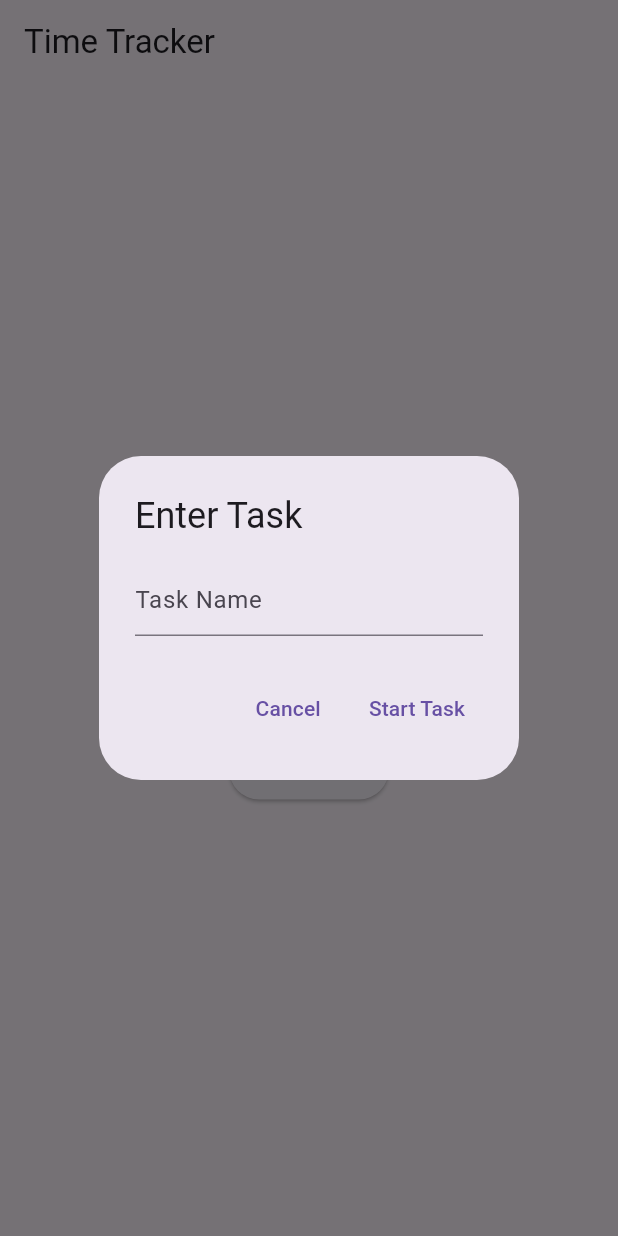
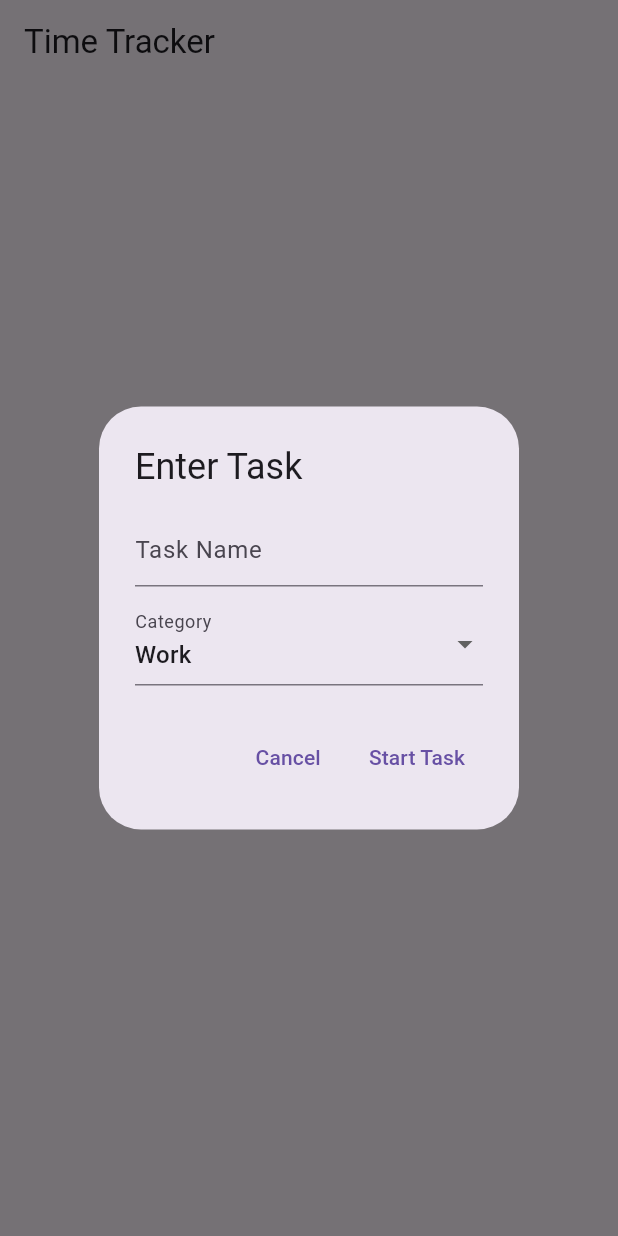
Before and after one commit to hakingdev/Timer-Task, a Flutter app: the screen it shows after launch, after a tap on "Start Tracking", on a phone screen of 412 x 824 dp. Run offline on Flutter 3.47's test engine with Material 3 defaults, Android fonts, the phone set to English and light mode, and no system bars.

Commit message:
added categories

```diff
--- a/time_tracker/lib/main.dart
+++ b/time_tracker/lib/main.dart
@@ -6,15 +6,24 @@ void main() {
   runApp(MyApp());
 }
 
+enum TaskCategory {
+  Work,
+  SocialMedia,
+  Family,
+}
+
 class Task {
   String name;
   int totalTimeInSeconds;
   int elapsedTimeInSeconds;
+  TaskCategory category; // Добавлено поле для хранения категории
 
-  Task(
-      {required this.name,
-      this.totalTimeInSeconds = 0,
-      this.elapsedTimeInSeconds = 0});
+  Task({
+    required this.name,
+    this.totalTimeInSeconds = 0,
+    this.elapsedTimeInSeconds = 0,
+    required this.category,
+  });
 }
 
 class TimeTrackerModel extends ChangeNotifier {
@@ -106,7 +115,7 @@ class TimeTrackerScreen extends StatelessWidget {
               ),
             for (var task in timeTrackerModel.tasks)
               Text(
-                'Total Time Spent on ${task.name}: ${task.totalTimeInSeconds} seconds',
+                'Total Time Spent on ${task.name} (${_categoryToString(task.category)}): ${task.totalTimeInSeconds} seconds',
                 style: TextStyle(fontSize: 18),
               ),
             SizedBox(height: 20),
@@ -149,9 +158,28 @@ class TimeTrackerScreen extends StatelessWidget {
       builder: (BuildContext context) {
         return AlertDialog(
           title: Text('Enter Task'),
-          content: TextFormField(
-            controller: _taskController,
-            decoration: InputDecoration(hintText: 'Task Name'),
+          content: Column(
+            mainAxisSize: MainAxisSize.min,
+            children: [
+              TextFormField(
+                controller: _taskController,
+                decoration: InputDecoration(hintText: 'Task Name'),
+              ),
+              SizedBox(height: 10),
+              DropdownButtonFormField<TaskCategory>(
+                value: TaskCategory.Work,
+                items: TaskCategory.values.map((category) {
+                  return DropdownMenuItem<TaskCategory>(
+                    value: category,
+                    child: Text(_categoryToString(category)),
+                  );
+                }).toList(),
+                onChanged: (selectedCategory) {
+                  // Handle category selection
+                },
+                decoration: InputDecoration(labelText: 'Category'),
+              ),
+            ],
           ),
           actions: <Widget>[
             TextButton(
@@ -163,8 +191,10 @@ class TimeTrackerScreen extends StatelessWidget {
             TextButton(
               onPressed: () {
                 final taskName = _taskController.text.trim();
+                final taskCategory = TaskCategory
+                    .Work; // Placeholder, replace with selected category
                 if (taskName.isNotEmpty) {
-                  final newTask = Task(name: taskName);
+                  final newTask = Task(name: taskName, category: taskCategory);
                   model.addTask(newTask);
                   model.startTracking(newTask);
                   Navigator.of(context).pop();
@@ -177,4 +207,15 @@ class TimeTrackerScreen extends StatelessWidget {
       },
     );
   }
+
+  String _categoryToString(TaskCategory category) {
+    switch (category) {
+      case TaskCategory.Work:
+        return 'Work';
+      case TaskCategory.SocialMedia:
+        return 'Social Media';
+      case TaskCategory.Family:
+        return 'Family';
+    }
+  }
 }
```
